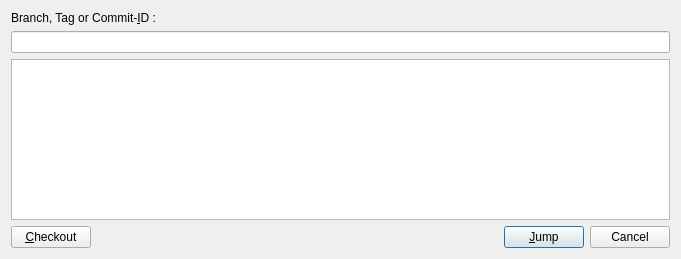
First picture: the form in src/JumpDialog.ui, repository soramimi/Guitar, before the edit.
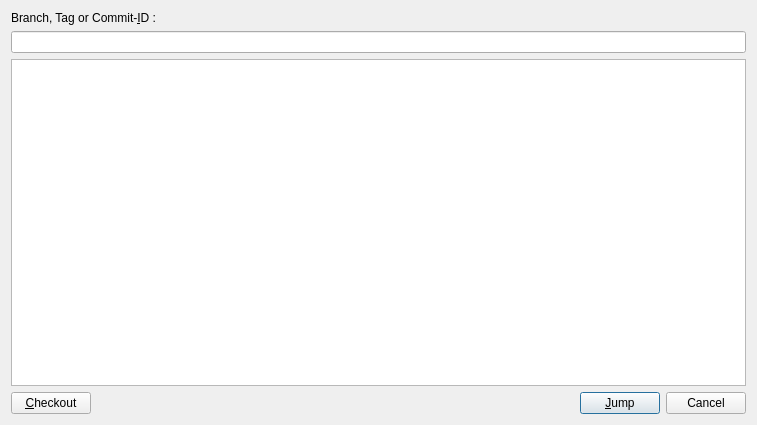
Second picture: the form after the edit.

Patch:
```diff
--- a/src/JumpDialog.ui
+++ b/src/JumpDialog.ui
@@ -6,8 +6,8 @@
    <rect>
     <x>0</x>
     <y>0</y>
-    <width>681</width>
-    <height>259</height>
+    <width>757</width>
+    <height>425</height>
    </rect>
   </property>
   <property name="windowTitle">
```
